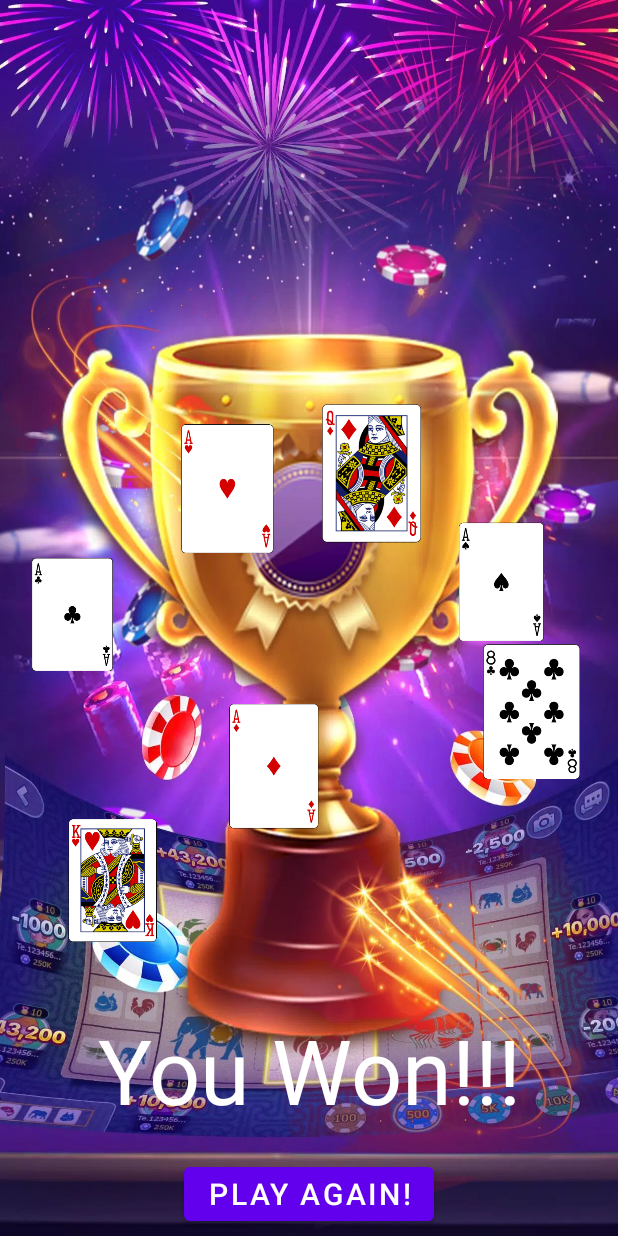
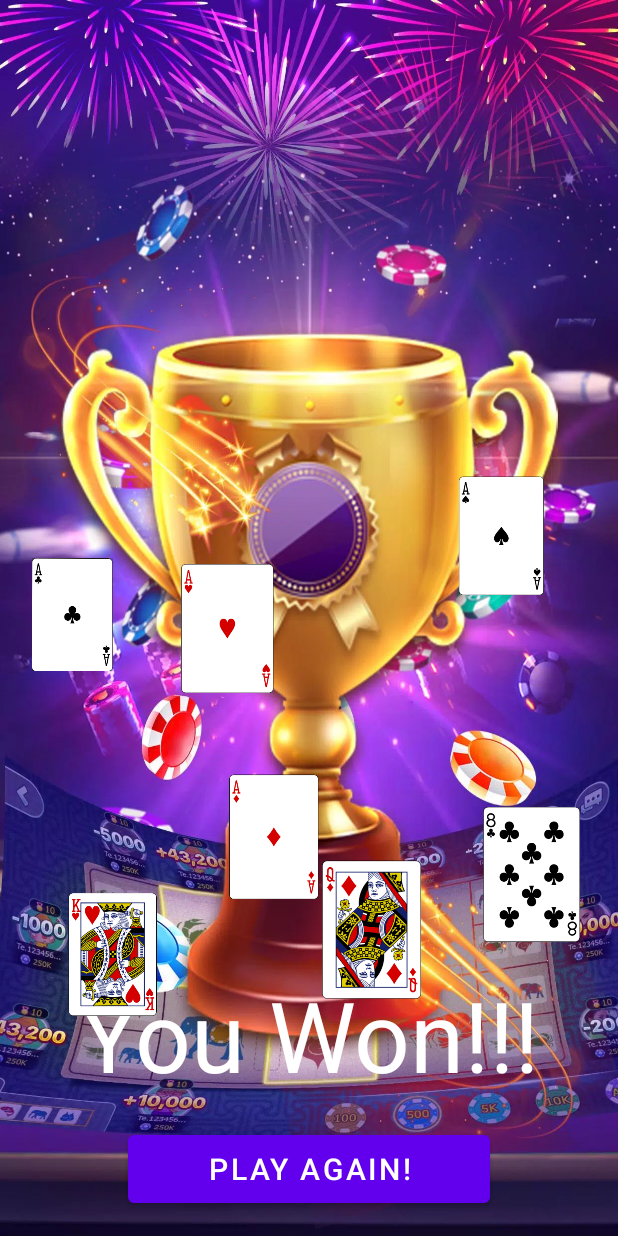
Before and after one commit to JonasB91/CardgameExamApp, an Android app: the ActivityWinPage screen opened directly, with no data from a screen before it, on a phone screen of 412 x 824 dp. Run offline under Robolectric (Android 15) with nearby library versions, the phone set to English and light mode, and no system bars.

Commit message:
Fixade knappar m.m

```diff
--- a/app/src/main/java/com/example/myexaminationapplication/ActivityWinPage_Main.kt
+++ b/app/src/main/java/com/example/myexaminationapplication/ActivityWinPage_Main.kt
@@ -1,5 +1,6 @@
 package com.example.myexaminationapplication
 
+import android.animation.Animator
 import android.media.Image
 import androidx.appcompat.app.AppCompatActivity
 import android.os.Bundle
@@ -39,20 +40,28 @@ class ActivityWinPage : AppCompatActivity() {
 
     fun moveObjectDownDirection() = (2500).toFloat()
     fun moveObjectDown() {
-        fallingCard.animate()
+
+        val animation = fallingCard.animate().translationY(moveObjectDownDirection())
+        animation.duration = 8500
+
+//        animation.withEndAction {
+//            fallingCard.x = 0f
+//            fallingCard.y = 0f
+//        }
+       // fallingCard.animate()
+         //   .translationY(moveObjectDownDirection()).duration = 8500
+        fallingCardTwo.animate()
             .translationY(moveObjectDownDirection()).duration = 8500
-        fallingCardTwo.animate()
-            .translationY(moveObjectDownDirection()).duration = 10000
         fallingCardThree.animate()
-            .translationY(moveObjectDownDirection()).duration = 9800
+            .translationY(moveObjectDownDirection()).duration = 9000
         fallingCardFour.animate()
-            .translationY(moveObjectDownDirection()).duration = 9000
+            .translationY(moveObjectDownDirection()).duration = 9500
         fallingCardFive.animate()
-            .translationY(moveObjectDownDirection()).duration = 9500
+            .translationY(moveObjectDownDirection()).duration = 8000
         fallingCardSix.animate()
-            .translationY(moveObjectDownDirection()).duration = 11500
+            .translationY(moveObjectDownDirection()).duration = 7000
         fallingCardSeven.animate()
-            .translationY(moveObjectDownDirection()).duration = 8000
+            .translationY(moveObjectDownDirection()).duration = 7500
 
 
 
--- a/app/src/main/java/com/example/myexaminationapplication/MainActivity.kt
+++ b/app/src/main/java/com/example/myexaminationapplication/MainActivity.kt
@@ -19,7 +19,7 @@ class MainActivity : AppCompatActivity() {
 
     var score: Int = 0
     var firstCard: Card = Card(1,R.drawable.clubsoface,"Clubs")
-    var secondCard: Card =Card(1,R.drawable.clubsoface,"Clubs")
+    var secondCard: Card = Card(1,R.drawable.clubsoface,"Clubs")
     var scoreString: String =""
 
 
--- a/app/src/main/res/layout/activity_win_page.xml
+++ b/app/src/main/res/layout/activity_win_page.xml
@@ -14,7 +14,7 @@
         android:layout_marginTop="160dp"
         android:text="You Won!!!"
         android:textColor="#FFFFFF"
-        android:textSize="60sp"
+        android:textSize="65sp"
         app:layout_constraintBottom_toTopOf="@+id/buttonBack"
         app:layout_constraintEnd_toEndOf="parent"
         app:layout_constraintStart_toStartOf="parent"
@@ -23,9 +23,9 @@
 
     <Button
         android:id="@+id/buttonBack"
-        android:layout_width="wrap_content"
-        android:layout_height="wrap_content"
-        android:layout_marginBottom="4dp"
+        android:layout_width="241dp"
+        android:layout_height="57dp"
+        android:layout_marginBottom="16dp"
         android:text="Play Again!"
         android:textSize="20sp"
         app:layout_constraintBottom_toBottomOf="parent"
@@ -37,6 +37,8 @@
         android:layout_width="63dp"
         android:layout_height="75dp"
         android:layout_marginTop="16dp"
+        android:rotationX="2"
+        android:rotationY="2"
         app:layout_constraintEnd_toEndOf="parent"
         app:layout_constraintHorizontal_bias="0.047"
         app:layout_constraintStart_toStartOf="parent"
```
Also changed, not shown: app/src/main/res/drawable/highlowpicture.png (added), app/src/main/res/drawable/scorelogopicture.png (added).
